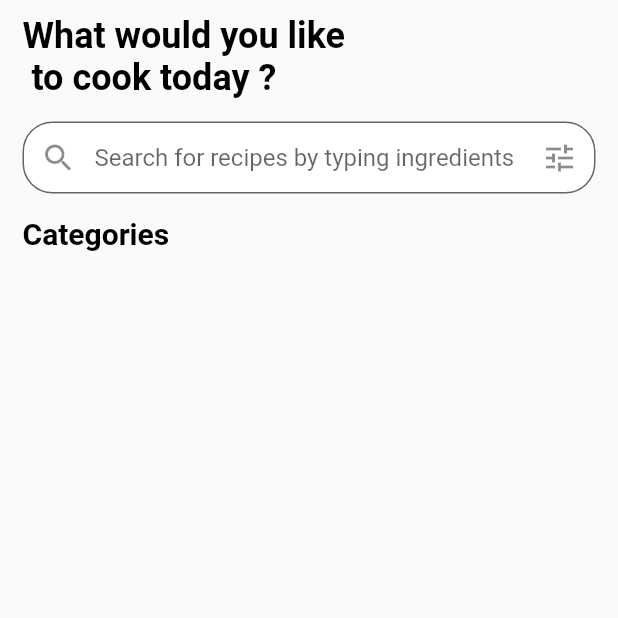
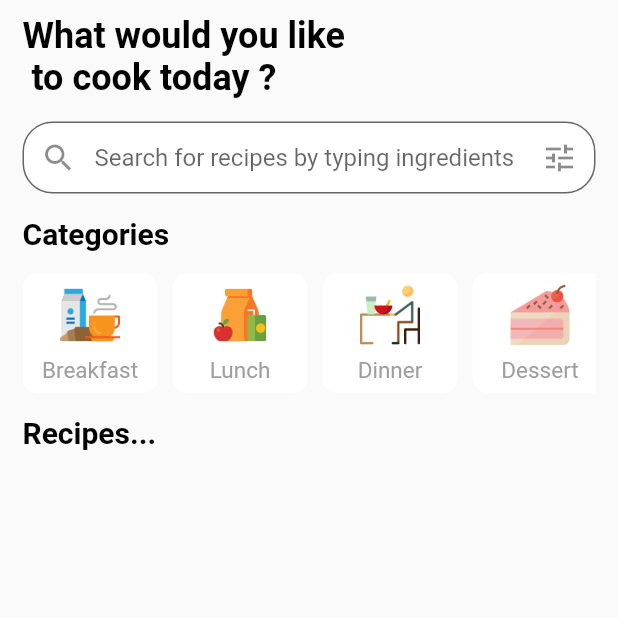
Before and after one commit to J-A-Christopher/recipe, a Flutter app: the screen it shows after launch, on a phone screen of 412 x 824 dp, the top half of it. Run offline on Flutter 3.47's test engine with Material 2 defaults, Android fonts, the phone set to English and light mode, and no system bars; our stand-ins replace bloc, equatable.

Commit message:
Still with the struggle

```diff
--- a/lib/faetures/searchbyingredients/presentation/screens/home_screen.dart
+++ b/lib/faetures/searchbyingredients/presentation/screens/home_screen.dart
@@ -1,6 +1,7 @@
 import 'package:flutter/material.dart';
 import 'package:recipe/common/presentations/components/screen_title_component.dart';
 import 'package:recipe/common/presentations/components/subsection_component.dart';
+import 'package:recipe/faetures/searchbyingredients/presentation/widgets/categories_widget.dart';
 
 class HomeScreen extends StatelessWidget {
   const HomeScreen({super.key});
@@ -35,7 +36,15 @@ class HomeScreen extends StatelessWidget {
             const SizedBox(
               height: 15,
             ),
-            const SubSection(heading: 'Categories')
+            const SubSection(heading: 'Categories'),
+            const SingleChildScrollView(
+              scrollDirection: Axis.horizontal,
+              child: CategoriesWidget(),
+            ),
+            const SizedBox(
+              height: 15,
+            ),
+            const SubSection(heading: 'Recipes...')
           ],
         ),
       ),
--- /dev/null
+++ b/lib/faetures/searchbyingredients/presentation/widgets/categories_widget.dart
@@ -0,0 +1,98 @@
+import 'package:flutter/material.dart';
+import 'package:recipe/common/presentations/components/meal_details_component.dart';
+
+class CategoriesWidget extends StatelessWidget {
+  const CategoriesWidget({
+    super.key,
+  });
+
+  @override
+  Widget build(BuildContext context) {
+    List<String> mealNames = [
+      'Breakfast',
+      'Lunch',
+      'Dinner',
+      'Dessert',
+      'Drinks',
+      'Junks'
+    ];
+    List<String> imageNames = [
+      'breakfast',
+      'lunch',
+      'supper',
+      'cakeslice',
+      'coffee',
+      'frenchfries',
+    ];
+
+    return Padding(
+      padding: const EdgeInsets.only(top: 15.0),
+      child: Wrap(
+        spacing: 10,
+        children: List.generate(mealNames.length, (index) {
+          return Container(
+            height: 80,
+            width: 90,
+            decoration: BoxDecoration(
+                color: Colors.white, borderRadius: BorderRadius.circular(10)),
+            child: Column(
+              children: [
+                Padding(
+                  padding: const EdgeInsets.all(8.0),
+                  child: Image.asset(
+                    'assets/images/${imageNames[index]}.png',
+                    height: 40,
+                  ),
+                ),
+                MealDetails(details: mealNames[index])
+              ],
+            ),
+          );
+        }),
+      ),
+    );
+  }
+}
+
+
+// class CategoriesWidget extends StatelessWidget {
+//   const CategoriesWidget({super.key});
+
+//   @override
+//   Widget build(BuildContext context) {
+//     List<String> mealNames = [
+//       'Breakfast',
+//       'Lunch',
+//       'Dinner',
+//       'Dessert',
+//       'Drinks',
+//       'Junks'
+//     ];
+//     List<String> imageNames = [
+//       'breakfast',
+//       'lunch',
+//       'supper',
+//       'cakeslice',
+//       'coffee',
+//       'frenchfries',
+//     ];
+
+//     return ListView.builder(
+//       itemBuilder: (context, index) {
+//         return SizedBox(
+//           height: 50,
+//           width: 50,
+//           child: Container(
+//             child: Column(
+//               children: [
+//                 Image.asset('assets/images/${imageNames[index]}'),
+//                 MealDetails(details: mealNames[index])
+//               ],
+//             ),
+//           ),
+//         );
+//       },
+//       itemCount: mealNames.length,
+//     );
+//   }
+// }
--- a/pubspec.yaml
+++ b/pubspec.yaml
@@ -59,8 +59,8 @@ flutter:
   uses-material-design: true
 
   # To add assets to your application, add an assets section, like this:
-  # assets:
-  #   - images/a_dot_burr.jpeg
+  assets:
+    - assets/images/
   #   - images/a_dot_ham.jpeg
 
   # An image asset can refer to one or more resolution-specific "variants", see
```
Also changed, not shown: assets/images/breakfast.png (added), assets/images/cakeslice.png (added), assets/images/coffee.png (added), assets/images/frenchfries.png (added), assets/images/lunch.png (added), assets/images/orangejuice.png (added), assets/images/supper.png (added).
